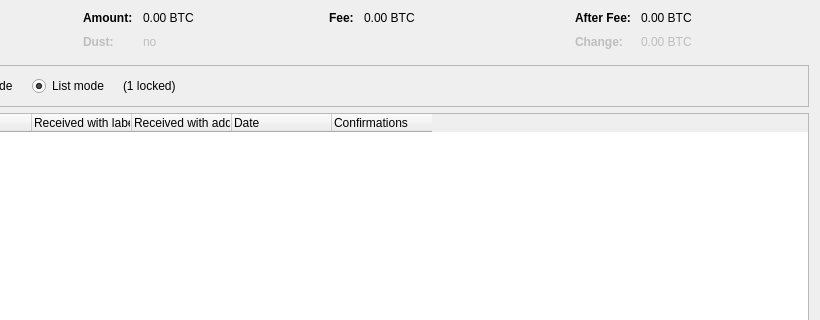
This is src/qt/forms/coincontroldialog.ui in Darrenshome40/shirecoin as Qt 5 draws it before an edit; both pictures show x 180 to 1000 and y 0 to 320 of the 1000 by 500 pixel window. The edited form follows.
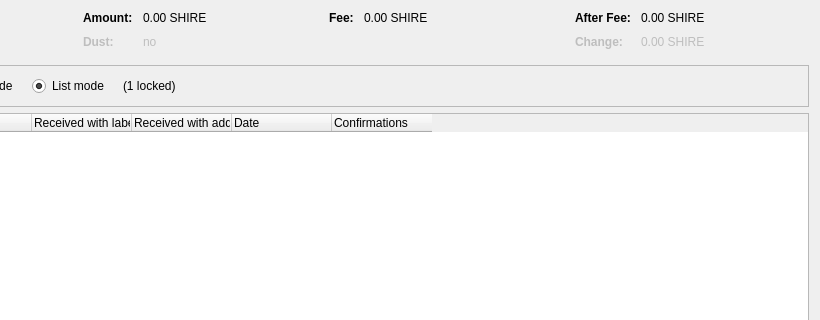
This is the edited form. Custom widgets are drawn as their Qt base class.

Commit message: btc to shire

Patch:
```diff
--- a/src/qt/forms/coincontroldialog.ui
+++ b/src/qt/forms/coincontroldialog.ui
@@ -132,7 +132,7 @@
           <enum>Qt::ActionsContextMenu</enum>
          </property>
          <property name="text">
-          <string notr="true">0.00 BTC</string>
+          <string notr="true">0.00 SHIRE</string>
          </property>
          <property name="textInteractionFlags">
           <set>Qt::LinksAccessibleByMouse|Qt::TextSelectableByKeyboard|Qt::TextSelectableByMouse</set>
@@ -212,7 +212,7 @@
           <enum>Qt::ActionsContextMenu</enum>
          </property>
          <property name="text">
-          <string notr="true">0.00 BTC</string>
+          <string notr="true">0.00 SHIRE</string>
          </property>
          <property name="textInteractionFlags">
           <set>Qt::LinksAccessibleByMouse|Qt::TextSelectableByKeyboard|Qt::TextSelectableByMouse</set>
@@ -257,7 +257,7 @@
           <enum>Qt::ActionsContextMenu</enum>
          </property>
          <property name="text">
-          <string notr="true">0.00 BTC</string>
+          <string notr="true">0.00 SHIRE</string>
          </property>
          <property name="textInteractionFlags">
           <set>Qt::LinksAccessibleByMouse|Qt::TextSelectableByKeyboard|Qt::TextSelectableByMouse</set>
@@ -292,7 +292,7 @@
           <enum>Qt::ActionsContextMenu</enum>
          </property>
          <property name="text">
-          <string notr="true">0.00 BTC</string>
+          <string notr="true">0.00 SHIRE</string>
          </property>
          <property name="textInteractionFlags">
           <set>Qt::LinksAccessibleByMouse|Qt::TextSelectableByKeyboard|Qt::TextSelectableByMouse</set>
```
The commit also changes 66 other files.
